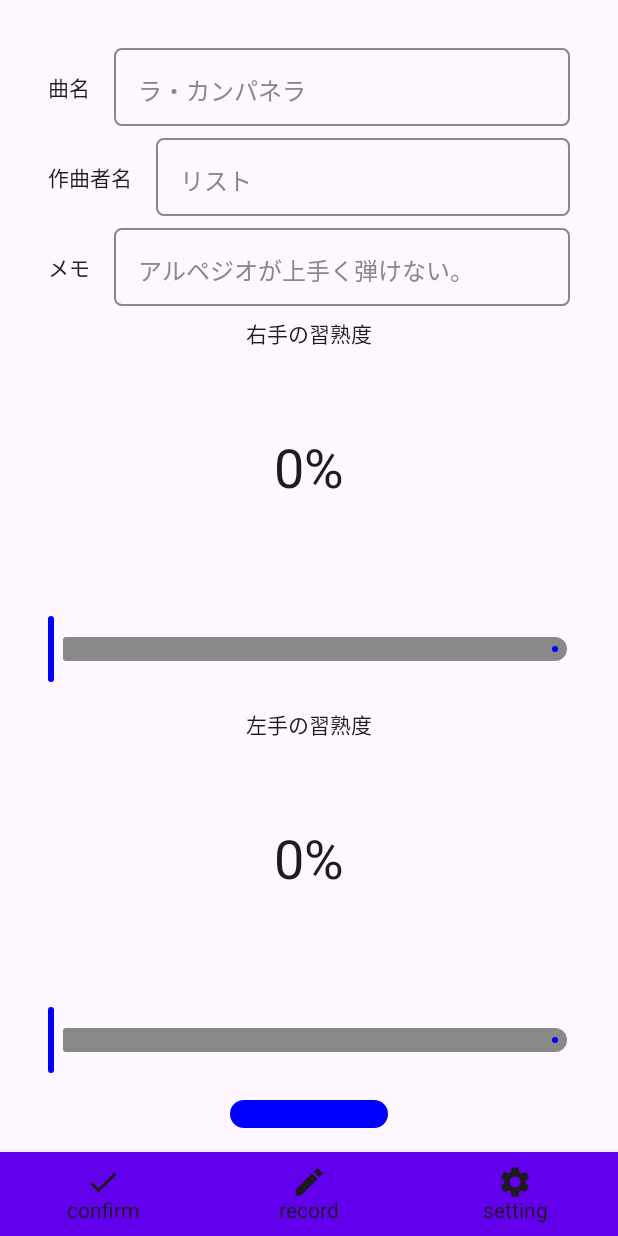
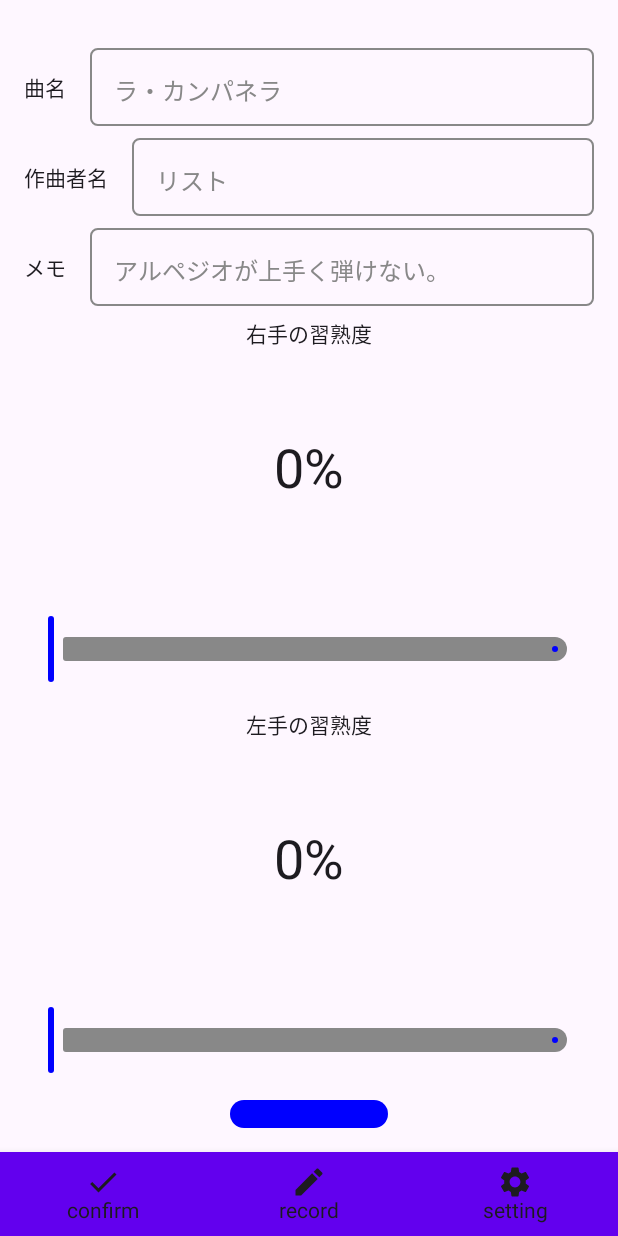
Before and after one commit to Yuki-Naka-Sharing-Study/ProPianoCoverBookCompose, an Android app built with Jetpack Compose: the RecordScreen screen opened through its navigation route, on a phone screen of 412 x 824 dp. Run offline under Robolectric (Android 15) with nearby library versions, the phone set to English and light mode, and no system bars; our stand-ins replace Room's generated code.

Commit message:
Removed Spacer(width) in function InputRow.

```diff
--- a/app/src/main/java/com/example/propianocoverbook/RecordScreen.kt
+++ b/app/src/main/java/com/example/propianocoverbook/RecordScreen.kt
@@ -126,7 +126,6 @@ private fun InputRow(label: String, placeholder: String, value: String, onValueC
         horizontalArrangement = Arrangement.Center,
         verticalAlignment = Alignment.CenterVertically
     ) {
-        Spacer(modifier = Modifier.width(dimensionResource(id = R.dimen.space_16_dp)))
         Text(text = label)
         Spacer(modifier = Modifier.width(dimensionResource(id = R.dimen.space_16_dp)))
         androidx.compose.material.OutlinedTextField(
@@ -148,7 +147,6 @@ private fun InputRow(label: String, placeholder: String, value: String, onValueC
                 unfocusedBorderColor = Color.Gray
             )
         )
-        Spacer(modifier = Modifier.width(dimensionResource(id = R.dimen.space_16_dp)))
     }
 }
 
```
